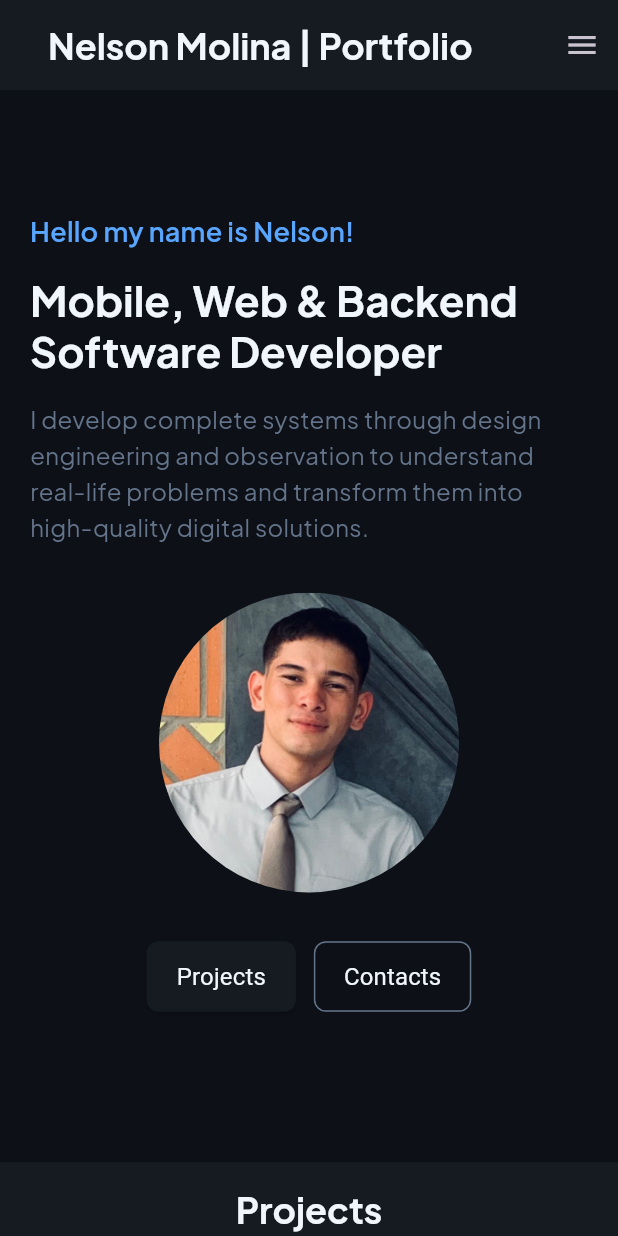
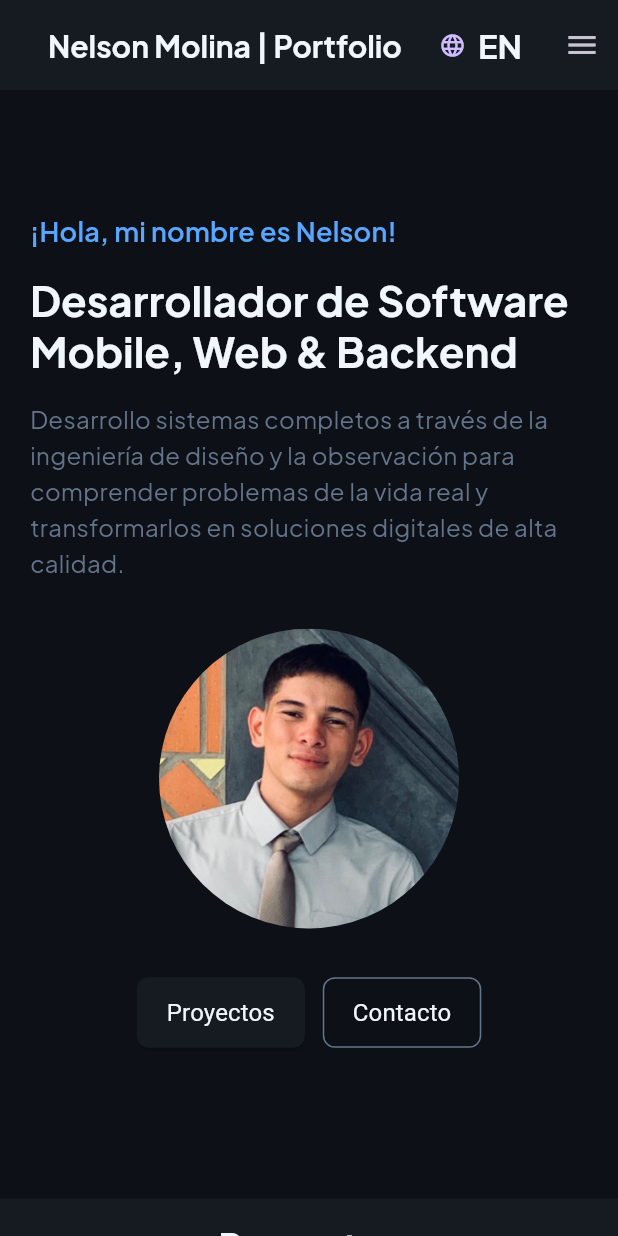
Before and after one commit to Nmol2711/portfolio-, a Flutter app: the screen it shows after launch, on a phone screen of 412 x 824 dp. Run offline on Flutter 3.47's test engine with Material 3 defaults, Android fonts, the phone set to English and light mode, and no system bars; our stand-ins replace flutter_svg, google_fonts.

Commit message:
spanish support

```diff
--- /dev/null
+++ b/lib/core/app_string.dart
@@ -0,0 +1,59 @@
+class AppStrings {
+  static const Map<String, Map<String, String>> _localizedValues = {
+    'en': {
+      'greeting': 'Hello my name is Nelson!',
+      'role': 'Mobile, Web & Backend Software Developer',
+      'description':
+          'I develop complete systems through design engineering and observation to understand real-life problems and transform them into high-quality digital solutions.',
+      'btn_projects': 'Projects',
+      'btn_contacts': 'Contacts',
+      'nav_about': 'About',
+      'nav_skills': 'Skills',
+      'nav_projects': 'Projects',
+      'nav_contact': 'Contact',
+      'contact_dialogue':
+          'Im currently open to new opportunities, freelance projects, or collaborations.',
+      'project_pdam_title': 'PDAM',
+      'project_pdam_subtitle': 'Pet Food Dispenser Prototype',
+      'project_pdam_description':
+          'This project is a comprehensive system designed to automate and monitor pet feeding. Developed as part of the Systems Engineering program at the Universidad Politécnica Territorial José Félix Ribas.',
+      'project_zoromee_title': 'ZoroMee',
+      'project_zoromee_description':
+          'This software uses Artificial Intelligence to analyze the content of your documents and automatically organize them into thematic folders. Forget about moving files one by one.',
+      'project_yesno_title': 'Yes No App',
+      'project_yesno_description':
+          'A simple chat app built with Flutter that simulates a conversation. The app responds to questions and specific keywords with automated replies, including images and GIFs.',
+    },
+    'es': {
+      'greeting': '¡Hola, mi nombre es Nelson!',
+      'role': 'Desarrollador de Software Mobile, Web & Backend',
+      'description':
+          'Desarrollo sistemas completos a través de la ingeniería de diseño y la observación para comprender problemas de la vida real y transformarlos en soluciones digitales de alta calidad.',
+      'btn_projects': 'Proyectos',
+      'btn_contacts': 'Contactos',
+      'nav_about': 'Sobre mí',
+      'nav_skills': 'Habilidades',
+      'nav_projects': 'Proyectos',
+      'nav_contact': 'Contacto',
+      'contact_dialogue':
+          'Actualmente estoy abierto a nuevas oportunidades, proyectos freelance o colaboraciones.',
+      'project_pdam_title': 'PDAM',
+      'project_pdam_subtitle':
+          'Prototipo de Dispensador de Comida para Mascotas',
+      'project_pdam_description':
+          'Este proyecto es un sistema integral diseñado para automatizar y monitorear la alimentación de mascotas. Desarrollado como parte del programa de Ingeniería de Sistemas de la Universidad Politécnica Territorial José Félix Ribas.',
+      'project_zoromee_title': 'ZoroMee',
+      'project_zoromee_description':
+          'Este software utiliza Inteligencia Artificial para analizar el contenido de tus documentos y organizarlos automáticamente en carpetas temáticas. Olvídate de mover archivos uno por uno.',
+      'project_yesno_title': 'Yes No App',
+      'project_yesno_description':
+          'Una aplicación de chat simple construida con Flutter que simula una conversación. La app responde a preguntas y palabras clave específicas con respuestas automáticas, incluyendo imágenes y GIFs.',
+    },
+  };
+
+  // Método para obtener el texto según si es inglés o no
+  static String getText(String key, bool isEnglish) {
+    final lang = isEnglish ? 'en' : 'es';
+    return _localizedValues[lang]?[key] ?? key;
+  }
+}
--- a/lib/features/hero/presentation/pages/contact_section.dart
+++ b/lib/features/hero/presentation/pages/contact_section.dart
@@ -1,11 +1,13 @@
 import 'package:flutter/material.dart';
 import 'package:flutter_svg/flutter_svg.dart';
 import 'package:portfolio/core/app_colors.dart';
+import 'package:portfolio/core/app_string.dart';
 import 'package:portfolio/utils/open_url.dart';
 import 'package:portfolio/utils/responsive.dart';
 
 class ContactSection extends StatelessWidget {
-  const ContactSection({super.key});
+  final bool isEnglish;
+  const ContactSection({super.key, this.isEnglish = true});
 
   @override
   Widget build(BuildContext context) {
@@ -20,7 +22,7 @@ class ContactSection extends StatelessWidget {
           color: AppColors.cardColor,
           alignment: Alignment.center,
           child: Text(
-            'Get In Touch',
+            isEnglish ? 'Get In Touch' : 'Contactame',
             style: Theme.of(
               context,
             ).textTheme.titleLarge?.copyWith(fontSize: 24),
@@ -37,7 +39,7 @@ class ContactSection extends StatelessWidget {
             child: Column(
               children: [
                 Text(
-                  "I'm currently open to new opportunities, freelance projects, or collaborations.",
+                  AppStrings.getText('contact_dialogue', isEnglish),
                   textAlign: TextAlign.center,
                   style: Theme.of(context).textTheme.bodyLarge?.copyWith(
                     fontSize: isMobile ? 16 : 18,
@@ -55,7 +57,7 @@ class ContactSection extends StatelessWidget {
                     // Email
                     _buildContactButton(
                       context,
-                      label: 'Send Email',
+                      label: isEnglish ? 'Send Email' : "Correo",
                       icon: Icons.email_outlined,
                       onTap: () => openUrl(
                         'mailto:molinacmacho581@gmail.com',
@@ -94,7 +96,9 @@ class ContactSection extends StatelessWidget {
           child: Column(
             children: [
               Text(
-                'Designed & Built by Nelson Molina',
+                isEnglish
+                    ? 'Designed & Built by Nelson Molina'
+                    : 'Diseñado & Construido por Nelson Molina',
                 style: Theme.of(context).textTheme.bodySmall?.copyWith(
                   color: AppColors.textColor,
                   fontWeight: FontWeight.w600,
@@ -102,7 +106,9 @@ class ContactSection extends StatelessWidget {
               ),
               const SizedBox(height: 4),
               Text(
-                'Built with Flutter Web',
+                isEnglish
+                    ? 'Built with Flutter Web'
+                    : 'Construido con Flutter Web',
                 style: Theme.of(context).textTheme.bodySmall?.copyWith(
                   color: AppColors.textColor.withValues(alpha: 0.6),
                   fontSize: 11,
--- a/lib/features/hero/presentation/pages/hero_page.dart
+++ b/lib/features/hero/presentation/pages/hero_page.dart
@@ -1,12 +1,19 @@
 import 'package:flutter/material.dart';
 import 'package:portfolio/core/app_colors.dart';
+import 'package:portfolio/core/app_string.dart';
 import 'package:portfolio/utils/responsive.dart'; // Tu helper responsivo
 
 class HeroSection extends StatelessWidget {
   final VoidCallback? onProjectsTap;
   final VoidCallback? onContactsTap;
+  final bool isEnglish;
 
-  const HeroSection({super.key, this.onProjectsTap, this.onContactsTap});
+  const HeroSection({
+    super.key,
+    this.onProjectsTap,
+    this.onContactsTap,
+    this.isEnglish = true,
+  });
 
   @override
   Widget build(BuildContext context) {
@@ -62,7 +69,7 @@ class HeroSection extends StatelessWidget {
       children: [
         // Subtítulo azul
         Text(
-          'Hello my name is Nelson!',
+          AppStrings.getText('greeting', isEnglish),
           style: Theme.of(
             context,
           ).textTheme.titleMedium?.copyWith(fontSize: isMobile ? 18 : 32),
@@ -71,7 +78,7 @@ class HeroSection extends StatelessWidget {
 
         // Título principal grande
         Text(
-          'Mobile, Web & Backend Software Developer',
+          AppStrings.getText('role', isEnglish),
           style: Theme.of(context).textTheme.titleLarge?.copyWith(
             fontSize: isMobile ? 28 : 40,
             height: 1.2,
@@ -81,7 +88,7 @@ class HeroSection extends StatelessWidget {
 
         // Párrafo descriptivo
         Text(
-          'I develop complete systems through design engineering and observation to understand real-life problems and transform them into high-quality digital solutions.',
+          AppStrings.getText('description', isEnglish),
           style: Theme.of(context).textTheme.bodyMedium?.copyWith(
             fontSize: isMobile ? 16 : 20,
             height: 1.5,
@@ -112,7 +119,7 @@ class HeroSection extends StatelessWidget {
             ),
           ),
           child: Text(
-            'Projects',
+            AppStrings.getText('nav_projects', isEnglish),
             style: TextStyle(
               color: AppColors.titleColor,
               fontSize: isMobile ? 16 : 20,
@@ -135,7 +142,7 @@ class HeroSection extends StatelessWidget {
             ),
           ),
           child: Text(
-            'Contacts',
+            AppStrings.getText('nav_contact', isEnglish),
             style: TextStyle(
               color: AppColors.titleColor,
               fontSize: isMobile ? 16 : 20,
--- a/lib/features/home/presentation/pages/home_page.dart
+++ b/lib/features/home/presentation/pages/home_page.dart
@@ -1,5 +1,6 @@
 import 'package:flutter/material.dart';
 import 'package:portfolio/core/app_colors.dart';
+import 'package:portfolio/core/app_string.dart';
 import 'package:portfolio/features/hero/presentation/pages/contact_section.dart';
 import 'package:portfolio/features/hero/presentation/pages/hero_page.dart';
 import 'package:portfolio/features/home/presentation/widgets/buil_drawer_item.dart';
@@ -15,6 +16,8 @@ class HomePage extends StatefulWidget {
 }
 
 class _HomePageState extends State<HomePage> {
+  bool isEnglish = false;
+
   final ScrollController _scrollController = ScrollController();
 
   // Clave para controlar el Scaffold (abrir/cerrar el Drawer en móvil)
@@ -26,7 +29,12 @@ class _HomePageState extends State<HomePage> {
   final GlobalKey _skillsKey = GlobalKey();
   final GlobalKey _contactsKey = GlobalKey();
 
-  // Función para desplazarse suavemente a una sección
+  void toggleLanguage() {
+    setState(() {
+      isEnglish = !isEnglish;
+    });
+  }
+
   // Función para desplazarse suavemente a una sección
   void _scrollToSection(GlobalKey key) {
     // Cierra el endDrawer si está abierto
@@ -100,25 +108,25 @@ class _HomePageState extends State<HomePage> {
                   children: [
                     buildDrawerItem(
                       context,
-                      title: 'About me',
+                      title: AppStrings.getText('nav_about', isEnglish),
                       icon: Icons.person_outline_rounded,
                       onTap: () => _scrollToSection(_heroKey),
                     ),
                     buildDrawerItem(
                       context,
-                      title: 'Projects',
+                      title: AppStrings.getText('nav_projects', isEnglish),
                       icon: Icons.code_rounded,
                       onTap: () => _scrollToSection(_projectsKey),
                     ),
                     buildDrawerItem(
                       context,
-                      title: 'Skills',
+                      title: AppStrings.getText('nav_skills', isEnglish),
                       icon: Icons.terminal_rounded,
                       onTap: () => _scrollToSection(_skillsKey),
                     ),
                     buildDrawerItem(
                       context,
-                      title: 'Contacts',
+                      title: AppStrings.getText('nav_contact', isEnglish),
                       icon: Icons.alternate_email_rounded,
                       onTap: () => _scrollToSection(_contactsKey),
                     ),
@@ -139,6 +147,9 @@ class _HomePageState extends State<HomePage> {
             onContactsTap: () => _scrollToSection(_contactsKey),
             // Callback para abrir el Drawer cuando se presiona el menú hamburguesa en móvil
             onMenuTap: () => _scaffoldKey.currentState?.openEndDrawer(),
+
+            isEnglish: isEnglish,
+            onLanguageChanged: toggleLanguage,
           ),
           Expanded(
             child: SingleChildScrollView(
@@ -150,16 +161,17 @@ class _HomePageState extends State<HomePage> {
                     key: _heroKey,
                     onProjectsTap: () => _scrollToSection(_projectsKey),
                     onContactsTap: () => _scrollToSection(_contactsKey),
+                    isEnglish: isEnglish,
                   ),
                   const SizedBox(height: 60),
 
-                  ProjectSection(key: _projectsKey),
+                  ProjectSection(key: _projectsKey, isEnglish: isEnglish),
                   const SizedBox(height: 60),
 
-                  SkillsSection(key: _skillsKey),
+                  SkillsSection(key: _skillsKey, isEnglish: isEnglish),
                   const SizedBox(height: 60),
 
-                  ContactSection(key: _contactsKey),
+                  ContactSection(key: _contactsKey, isEnglish: isEnglish),
                 ],
               ),
             ),
--- a/lib/features/home/presentation/widgets/custom_navbar.dart
+++ b/lib/features/home/presentation/widgets/custom_navbar.dart
@@ -1,5 +1,6 @@
 import 'package:flutter/material.dart';
 import 'package:portfolio/core/app_colors.dart';
+import 'package:portfolio/core/app_string.dart';
 import 'package:portfolio/utils/responsive.dart';
 
 class CustomNavbar extends StatelessWidget {
@@ -8,6 +9,8 @@ class CustomNavbar extends StatelessWidget {
   final VoidCallback? onSkillsTap;
   final VoidCallback? onContactsTap;
   final VoidCallback? onMenuTap; // <-- Nuevo callback para el menú móvil
+  final bool isEnglish;
+  final VoidCallback onLanguageChanged;
 
   const CustomNavbar({
     super.key,
@@ -15,7 +18,9 @@ class CustomNavbar extends StatelessWidget {
     this.onProjectsTap,
     this.onSkillsTap,
     this.onContactsTap,
-    this.onMenuTap, // <-- Lo requerimos de forma opcional
+    this.onMenuTap,
+    required this.isEnglish,
+    required this.onLanguageChanged,
   });
 
   @override
@@ -39,48 +44,86 @@ class CustomNavbar extends StatelessWidget {
               "Nelson Molina | Portfolio",
               style: Theme.of(
                 context,
-              ).textTheme.titleLarge?.copyWith(fontSize: 24),
+              ).textTheme.titleLarge?.copyWith(fontSize: 20),
             ),
           ),
+
           if (!isMobile)
             Row(
               children: [
                 Padding(
-                  padding: const EdgeInsets.all(16.0),
+                  padding: const EdgeInsets.all(8.0),
                   child: _NavLink(
-                    title: 'About me',
+                    title: AppStrings.getText('nav_about', isEnglish),
                     onTap: onAboutTap ?? () {},
                   ),
                 ),
                 Padding(
-                  padding: const EdgeInsets.all(16.0),
+                  padding: const EdgeInsets.all(8.0),
                   child: _NavLink(
-                    title: 'Projects',
+                    title: AppStrings.getText('nav_projects', isEnglish),
                     onTap: onProjectsTap ?? () {},
                   ),
                 ),
                 Padding(
-                  padding: const EdgeInsets.all(16.0),
-                  child: _NavLink(title: 'Skills', onTap: onSkillsTap ?? () {}),
+                  padding: const EdgeInsets.all(8.0),
+                  child: _NavLink(
+                    title: AppStrings.getText('nav_skills', isEnglish),
+                    onTap: onSkillsTap ?? () {},
+                  ),
                 ),
                 Padding(
                   padding: const EdgeInsets.only(
-                    left: 16.0,
+                    left: 8.0,
                     top: 16.0,
                     bottom: 16.0,
-                    right: 32.0,
+                    right: 20.0,
                   ),
                   child: _NavLink(
-                    title: 'Contacts',
+                    title: AppStrings.getText('nav_contact', isEnglish),
                     onTap: onContactsTap ?? () {},
                   ),
+                ),
+                _BuilButtonLanguage(
+                  onLanguageChanged: onLanguageChanged,
+                  isEnglish: isEnglish,
                 ),
               ],
             ),
           if (isMobile)
-            IconButton(onPressed: onMenuTap, icon: const Icon(Icons.menu)),
+            Row(
+              children: [
+                _BuilButtonLanguage(
+                  onLanguageChanged: onLanguageChanged,
+                  isEnglish: isEnglish,
+                ),
+                IconButton(onPressed: onMenuTap, icon: const Icon(Icons.menu)),
+              ],
+            ),
         ],
       ),
+    );
+  }
+}
+
+class _BuilButtonLanguage extends StatelessWidget {
+  const _BuilButtonLanguage({
+    required this.onLanguageChanged,
+    required this.isEnglish,
+  });
+
+  final VoidCallback onLanguageChanged;
+  final bool isEnglish;
+
+  @override
+  Widget build(BuildContext context) {
+    return TextButton.icon(
+      onPressed: onLanguageChanged,
+      label: Text(
+        isEnglish ? 'ES' : 'EN',
+        style: Theme.of(context).textTheme.titleLarge,
+      ),
+      icon: Icon(Icons.language),
     );
   }
 }
--- a/lib/features/projects/presentation/pages/project_section.dart
+++ b/lib/features/projects/presentation/pages/project_section.dart
@@ -1,10 +1,12 @@
 import 'package:flutter/material.dart';
 import 'package:portfolio/core/app_colors.dart';
+import 'package:portfolio/core/app_string.dart';
 import 'package:portfolio/features/projects/presentation/widgets/card_custom_project.dart';
 import 'package:portfolio/utils/responsive.dart';
 
 class ProjectSection extends StatelessWidget {
-  const ProjectSection({super.key});
+  final bool isEnglish;
+  const ProjectSection({super.key, this.isEnglish = true});
 
   @override
   Widget build(BuildContext context) {
@@ -19,7 +21,7 @@ class ProjectSection extends StatelessWidget {
           color: AppColors.cardColor,
           alignment: Alignment.center,
           child: Text(
-            'Projects',
+            AppStrings.getText('nav_projects', isEnglish),
             style: Theme.of(
               context,
             ).textTheme.titleLarge?.copyWith(fontSize: 24),
@@ -39,28 +41,37 @@ class ProjectSection extends StatelessWidget {
               spacing: 24, // Espacio horizontal entre tarjetas
               runSpacing: 24, // Espacio vertical entre filas
               alignment: WrapAlignment.center,
-              children: const [
+              children: [
                 CardCustomProject(
-                  title: 'PDAM',
-                  subTitle: 'Pet Food Dispenser Prototype',
-                  description:
-                      'This project is a comprehensive system designed to automate and monitor pet feeding. Developed as part of the Systems Engineering program at the Universidad Politécnica Territorial José Félix Ribas.',
+                  title: AppStrings.getText('project_pdam_title', isEnglish),
+                  subTitle: AppStrings.getText(
+                    'project_pdam_subtitle',
+                    isEnglish,
+                  ),
+                  description: AppStrings.getText(
+                    'project_pdam_description',
+                    isEnglish,
+                  ),
                   link: 'https://github.com/Nmol2711/PDAM',
                   technologies: ['Python', 'Flutter', 'ESP32', 'FastAPI'],
                   assetImage: 'assets/imgs/pdam.png',
                 ),
                 CardCustomProject(
-                  title: 'ZoroMee',
-                  description:
-                      'This software uses Artificial Intelligence to analyze the content of your documents and automatically organize them into thematic folders. Forget about moving files one by one.',
+                  title: AppStrings.getText('project_zoromee_title', isEnglish),
+                  description: AppStrings.getText(
+                    'project_zoromee_description',
+                    isEnglish,
+                  ),
                   link: 'https://github.com/Nmol2711/ZoroMeme',
                   technologies: ['Python', 'Grop IA'],
                   assetImage: 'assets/imgs/zorromeme.png',
                 ),
                 CardCustomProject(
-                  title: 'Yes No App',
-                  description:
-                      'A simple chat app built with Flutter that simulates a conversation. The app responds to questions and specific keywords with automated replies, including images and GIFs.',
+                  title: AppStrings.getText('project_yesno_title', isEnglish),
+                  description: AppStrings.getText(
+                    'project_yesno_description',
+                    isEnglish,
+                  ),
                   link: 'https://github.com/Nmol2711/Flutter-Chat-Yes-No',
                   technologies: ['Flutter'],
                   assetImage: 'assets/imgs/yesnoapp.png',
--- a/lib/features/skills/presentation/pages/skills_section.dart
+++ b/lib/features/skills/presentation/pages/skills_section.dart
@@ -4,7 +4,8 @@ import 'package:portfolio/core/app_colors.dart';
 import 'package:portfolio/utils/responsive.dart';
 
 class SkillsSection extends StatelessWidget {
-  const SkillsSection({super.key});
+  final bool isEnglish;
+  const SkillsSection({super.key, this.isEnglish = true});
 
   @override
   Widget build(BuildContext context) {
@@ -78,7 +79,7 @@ class SkillsSection extends StatelessWidget {
           color: AppColors.cardColor,
           alignment: Alignment.center,
           child: Text(
-            'Skills & Technologies',
+            isEnglish ? 'Skills & Technologies' : 'Habilidades & Tecnologías',
             style: Theme.of(
               context,
             ).textTheme.titleLarge?.copyWith(fontSize: 24),
```
